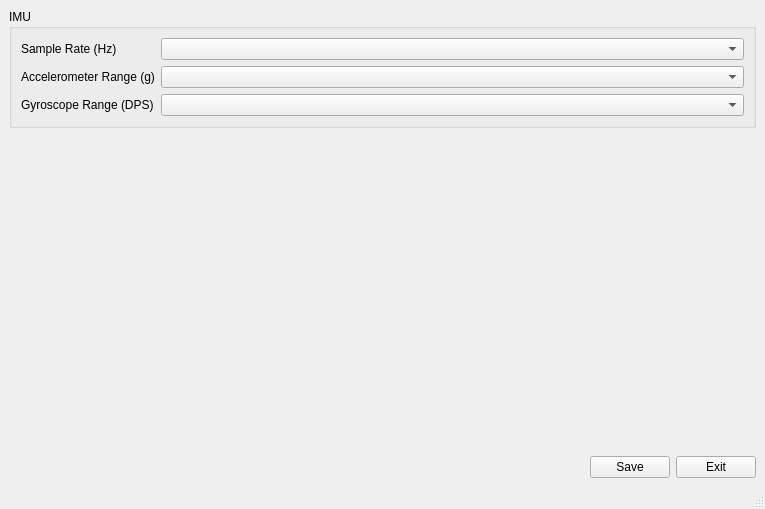
This is ConfigAPP/mainwindow.ui in introlab/OpenIMU-MiniLogger as Qt 5 draws it before an edit. The edited form follows.
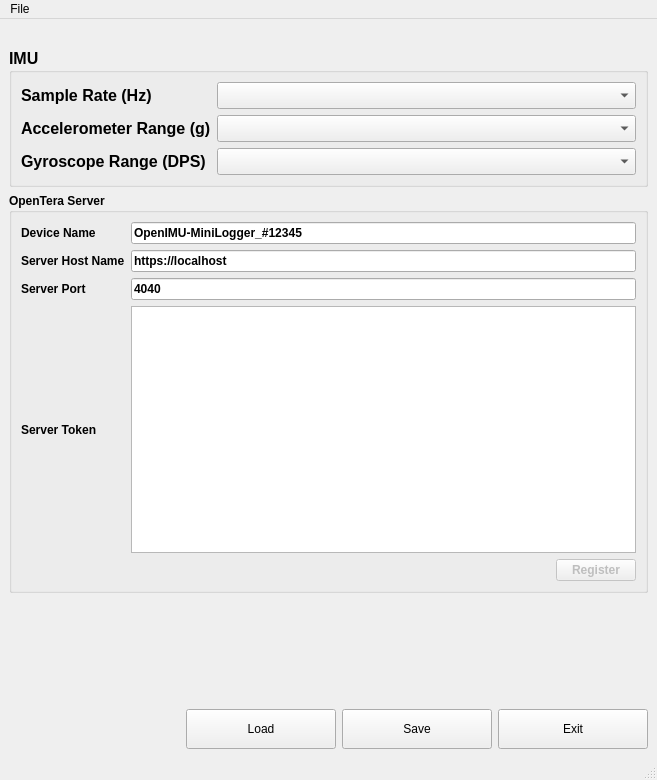
This is the edited form. Icons and pictures are not drawn.

Commit message: Load and save file to JSON format, register device to OpenTera Server

What changed in the file:
```diff
--- a/ConfigAPP/mainwindow.ui
+++ b/ConfigAPP/mainwindow.ui
@@ -6,52 +6,239 @@
    <rect>
     <x>0</x>
     <y>0</y>
-    <width>765</width>
-    <height>509</height>
+    <width>657</width>
+    <height>780</height>
    </rect>
   </property>
   <property name="windowTitle">
    <string>MainWindow</string>
   </property>
   <widget class="QWidget" name="centralwidget">
-   <layout class="QVBoxLayout" name="verticalLayout_2">
+   <layout class="QVBoxLayout" name="verticalLayout">
+    <item>
+     <widget class="QLabel" name="labelIcon">
+      <property name="text">
+       <string/>
+      </property>
+      <property name="pixmap">
+       <pixmap resource="SetupIMU.qrc">:/icons/resources/IntRoLab.png</pixmap>
+      </property>
+      <property name="alignment">
+       <set>Qt::AlignCenter</set>
+      </property>
+     </widget>
+    </item>
     <item>
      <widget class="QGroupBox" name="IMUgroupBox">
+      <property name="font">
+       <font>
+        <pointsize>12</pointsize>
+        <weight>75</weight>
+        <bold>true</bold>
+       </font>
+      </property>
       <property name="title">
        <string>IMU</string>
       </property>
-      <layout class="QVBoxLayout" name="verticalLayout">
+      <layout class="QGridLayout" name="gridLayout">
+       <item row="0" column="0">
+        <widget class="QLabel" name="SampleRatelabel">
+         <property name="sizePolicy">
+          <sizepolicy hsizetype="Minimum" vsizetype="Preferred">
+           <horstretch>0</horstretch>
+           <verstretch>0</verstretch>
+          </sizepolicy>
+         </property>
+         <property name="text">
+          <string>Sample Rate (Hz)</string>
+         </property>
+        </widget>
+       </item>
+       <item row="0" column="1">
+        <widget class="QComboBox" name="SampleRatecomboBox">
+         <property name="sizePolicy">
+          <sizepolicy hsizetype="Expanding" vsizetype="Fixed">
+           <horstretch>0</horstretch>
+           <verstretch>0</verstretch>
+          </sizepolicy>
+         </property>
+        </widget>
+       </item>
+       <item row="1" column="0">
+        <widget class="QLabel" name="AccelerometerRangelabel">
+         <property name="sizePolicy">
+          <sizepolicy hsizetype="Minimum" vsizetype="Preferred">
+           <horstretch>0</horstretch>
+           <verstretch>0</verstretch>
+          </sizepolicy>
+         </property>
+         <property name="text">
+          <string>Accelerometer Range (g)</string>
+         </property>
+        </widget>
+       </item>
+       <item row="1" column="1">
+        <widget class="QComboBox" name="AccelerometercomboBox">
+         <property name="sizePolicy">
+          <sizepolicy hsizetype="Expanding" vsizetype="Fixed">
+           <horstretch>0</horstretch>
+           <verstretch>0</verstretch>
+          </sizepolicy>
+         </property>
+        </widget>
+       </item>
+       <item row="2" column="0">
+        <widget class="QLabel" name="GyroscopeRangelabel">
+         <property name="sizePolicy">
+          <sizepolicy hsizetype="Minimum" vsizetype="Preferred">
+           <horstretch>0</horstretch>
+           <verstretch>0</verstretch>
+          </sizepolicy>
+         </property>
+         <property name="text">
+          <string>Gyroscope Range (DPS)</string>
+         </property>
+        </widget>
+       </item>
+       <item row="2" column="1">
+        <widget class="QComboBox" name="GyroscopecomboBox">
+         <property name="sizePolicy">
+          <sizepolicy hsizetype="Expanding" vsizetype="Fixed">
+           <horstretch>0</horstretch>
+           <verstretch>0</verstretch>
+          </sizepolicy>
+         </property>
+        </widget>
+       </item>
+      </layout>
+     </widget>
+    </item>
+    <item>
+     <widget class="QGroupBox" name="groupBox">
+      <property name="minimumSize">
+       <size>
+        <width>0</width>
+        <height>400</height>
+       </size>
+      </property>
+      <property name="font">
+       <font>
+        <weight>75</weight>
+        <bold>true</bold>
+       </font>
+      </property>
+      <property name="title">
+       <string>OpenTera Server</string>
+      </property>
+      <layout class="QVBoxLayout" name="verticalLayout_2">
        <item>
-        <layout class="QFormLayout" name="formLayout">
+        <layout class="QGridLayout" name="gridLayout_2">
          <item row="0" column="0">
-          <widget class="QLabel" name="SampleRatelabel">
+          <widget class="QLabel" name="labelDeviceName">
+           <property name="font">
+            <font>
+             <weight>75</weight>
+             <bold>true</bold>
+            </font>
+           </property>
            <property name="text">
-            <string>Sample Rate (Hz)</string>
+            <string>Device Name</string>
            </property>
           </widget>
          </item>
          <item row="0" column="1">
-          <widget class="QComboBox" name="SampleRatecomboBox"/>
+          <widget class="QLineEdit" name="lineEditDeviceName">
+           <property name="text">
+            <string>OpenIMU-MiniLogger_#12345</string>
+           </property>
+          </widget>
          </item>
          <item row="1" column="0">
-          <widget class="QLabel" name="AccelerometerRangelabel">
+          <widget class="QLabel" name="labelServer">
+           <property name="font">
+            <font>
+             <weight>75</weight>
+             <bold>true</bold>
+            </font>
+           </property>
            <property name="text">
-            <string>Accelerometer Range (g)</string>
+            <string>Server Host Name</string>
            </property>
           </widget>
          </item>
          <item row="1" column="1">
-          <widget class="QComboBox" name="AccelerometercomboBox"/>
+          <widget class="QLineEdit" name="lineEditServer">
+           <property name="text">
+            <string>https://localhost</string>
+           </property>
+          </widget>
          </item>
          <item row="2" column="0">
-          <widget class="QLabel" name="GyroscopeRangelabel">
+          <widget class="QLabel" name="labelServerPort">
+           <property name="font">
+            <font>
+             <weight>75</weight>
+             <bold>true</bold>
+            </font>
+           </property>
            <property name="text">
-            <string>Gyroscope Range (DPS)</string>
+            <string>Server Port</string>
            </property>
           </widget>
          </item>
          <item row="2" column="1">
-          <widget class="QComboBox" name="GyroscopecomboBox"/>
+          <widget class="QLineEdit" name="lineEditPort">
+           <property name="text">
+            <string>4040</string>
+           </property>
+          </widget>
+         </item>
+         <item row="3" column="0">
+          <widget class="QLabel" name="labelServerToken">
+           <property name="font">
+            <font>
+             <weight>75</weight>
+             <bold>true</bold>
+            </font>
+           </property>
+           <property name="text">
+            <string>Server Token</string>
+           </property>
+          </widget>
+         </item>
+         <item row="3" column="1">
+          <widget class="QTextEdit" name="textEditToken">
+           <property name="readOnly">
+            <bool>true</bool>
+           </property>
+          </widget>
+         </item>
+        </layout>
+       </item>
+       <item>
+        <layout class="QHBoxLayout" name="horizontalLayout">
+         <item>
+          <spacer name="horizontalSpacer_2">
+           <property name="orientation">
+            <enum>Qt::Horizontal</enum>
+           </property>
+           <property name="sizeHint" stdset="0">
+            <size>
+             <width>40</width>
+             <height>20</height>
+            </size>
+           </property>
+          </spacer>
+         </item>
+         <item>
+          <widget class="QPushButton" name="buttonRegister">
+           <property name="enabled">
+            <bool>false</bool>
+           </property>
+           <property name="text">
+            <string>Register</string>
+           </property>
+          </widget>
          </item>
         </layout>
        </item>
@@ -86,8 +273,27 @@
         </property>
        </spacer>
       </item>
+      <item>
+       <widget class="QPushButton" name="LoadButton">
+        <property name="minimumSize">
+         <size>
+          <width>150</width>
+          <height>40</height>
+         </size>
+        </property>
+        <property name="text">
+         <string>Load</string>
+        </property>
+       </widget>
+      </item>
       <item>
        <widget class="QPushButton" name="SaveButton">
+        <property name="minimumSize">
+         <size>
+          <width>150</width>
+          <height>40</height>
+         </size>
+        </property>
         <property name="text">
          <string>Save</string>
         </property>
@@ -95,6 +301,18 @@
       </item>
       <item>
        <widget class="QPushButton" name="ExitButton">
+        <property name="sizePolicy">
+         <sizepolicy hsizetype="Fixed" vsizetype="Fixed">
+          <horstretch>0</horstretch>
+          <verstretch>0</verstretch>
+         </sizepolicy>
+        </property>
+        <property name="minimumSize">
+         <size>
+          <width>150</width>
+          <height>40</height>
+         </size>
+        </property>
         <property name="text">
          <string>Exit</string>
         </property>
@@ -109,10 +327,17 @@
     <rect>
      <x>0</x>
      <y>0</y>
-     <width>765</width>
-     <height>21</height>
+     <width>657</width>
+     <height>22</height>
     </rect>
    </property>
+   <widget class="QMenu" name="menuFile">
+    <property name="title">
+     <string>File</string>
+    </property>
+    <addaction name="actionLoad"/>
+   </widget>
+   <addaction name="menuFile"/>
   </widget>
   <widget class="QStatusBar" name="statusbar"/>
  </widget>
```
Left out of the diff: 11 changed lines with no effect on the pictures. The commit also changes 7 other files.
